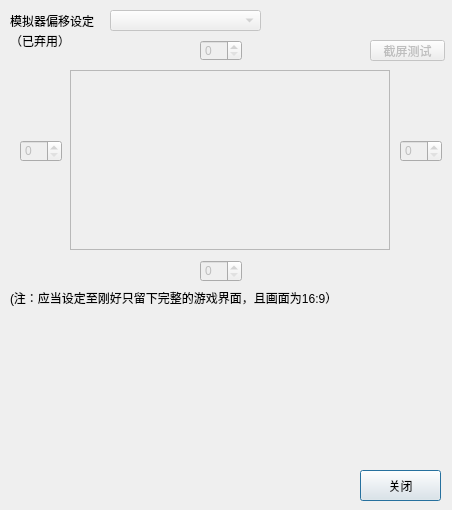
Above: configDialog.ui from Alive24/PCRJJCAnalyzer before the change. Below: the same form after it.
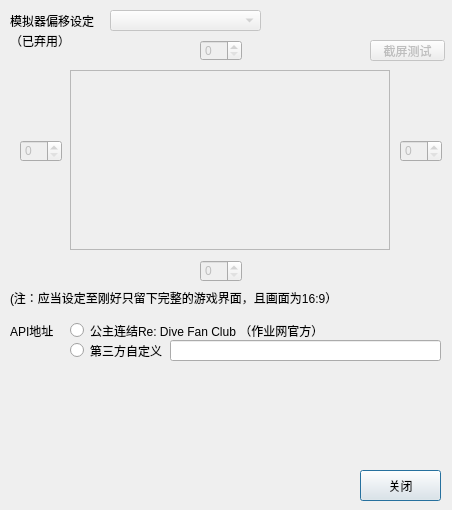
That is the form after the change.

Commit message: v0.1.3-beta1 1. 新增自定义第三方api地址功能

What changed in the file:
```diff
--- a/configDialog.ui
+++ b/configDialog.ui
@@ -165,6 +165,61 @@
     <string>（已弃用）</string>
    </property>
   </widget>
+  <widget class="QLabel" name="apiUrlLabel">
+   <property name="geometry">
+    <rect>
+     <x>10</x>
+     <y>320</y>
+     <width>54</width>
+     <height>21</height>
+    </rect>
+   </property>
+   <property name="text">
+    <string>API地址</string>
+   </property>
+  </widget>
+  <widget class="QRadioButton" name="defaultApiUrlRadioButton">
+   <property name="geometry">
+    <rect>
+     <x>70</x>
+     <y>320</y>
+     <width>261</width>
+     <height>21</height>
+    </rect>
+   </property>
+   <property name="text">
+    <string>公主连结Re: Dive Fan Club （作业网官方）</string>
+   </property>
+   <attribute name="buttonGroup">
+    <string notr="true">buttonGroup</string>
+   </attribute>
+  </widget>
+  <widget class="QRadioButton" name="customizedApiUrlRadioButton">
+   <property name="geometry">
+    <rect>
+     <x>70</x>
+     <y>340</y>
+     <width>101</width>
+     <height>21</height>
+    </rect>
+   </property>
+   <property name="text">
+    <string>第三方自定义</string>
+   </property>
+   <attribute name="buttonGroup">
+    <string notr="true">buttonGroup</string>
+   </attribute>
+  </widget>
+  <widget class="QLineEdit" name="customizedApiUrlLineEdit">
+   <property name="geometry">
+    <rect>
+     <x>170</x>
+     <y>340</y>
+     <width>271</width>
+     <height>21</height>
+    </rect>
+   </property>
+  </widget>
  </widget>
  <resources/>
  <connections/>
```
Left out of the diff: 3 changed lines with no effect on the pictures. The commit also changes 5 other files.
